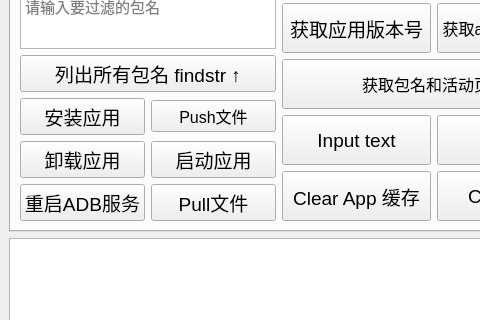
This is adbtool.ui in wangke956/ADBTools as Qt 5 draws it before an edit; both pictures show x 0 to 480 and y 142 to 462 of the 606 by 662 pixel window. The edited form follows.
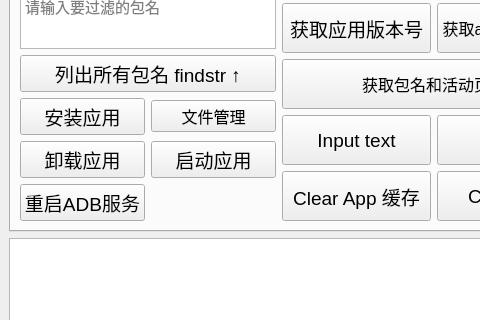
This is the edited form.

Commit message: 1.增加文件管理功能

```diff
--- a/adbtool.ui
+++ b/adbtool.ui
@@ -392,7 +392,7 @@
                    </font>
                   </property>
                   <property name="text">
-                   <string>Push文件</string>
+                   <string>文件管理</string>
                   </property>
                  </widget>
                 </item>
@@ -453,25 +453,6 @@
                   </property>
                  </widget>
                 </item>
-                <item row="2" column="1">
-                 <widget class="QPushButton" name="adb_pull_file_button">
-                  <property name="sizePolicy">
-                   <sizepolicy hsizetype="Expanding" vsizetype="Maximum">
-                    <horstretch>0</horstretch>
-                    <verstretch>0</verstretch>
-                   </sizepolicy>
-                  </property>
-                  <property name="font">
-                   <font>
-                    <family>Arial</family>
-                    <pointsize>14</pointsize>
-                   </font>
-                  </property>
-                  <property name="text">
-                   <string>Pull文件</string>
-                  </property>
-                 </widget>
-                </item>
                </layout>
               </item>
              </layout>
```
Left out of the diff: 2 changed lines with no effect on the pictures. The commit also changes 3 other files.
